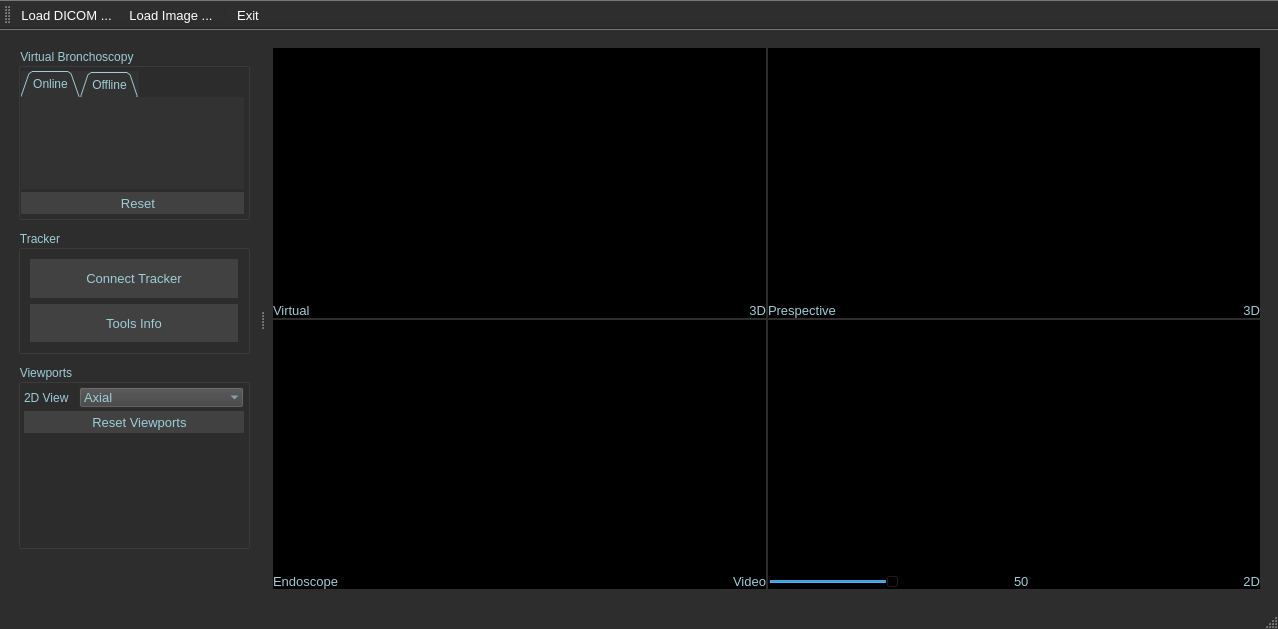
First picture: the form in ui/MainWindow.ui, repository DaneshJoy/bronchoscopy, before the edit.
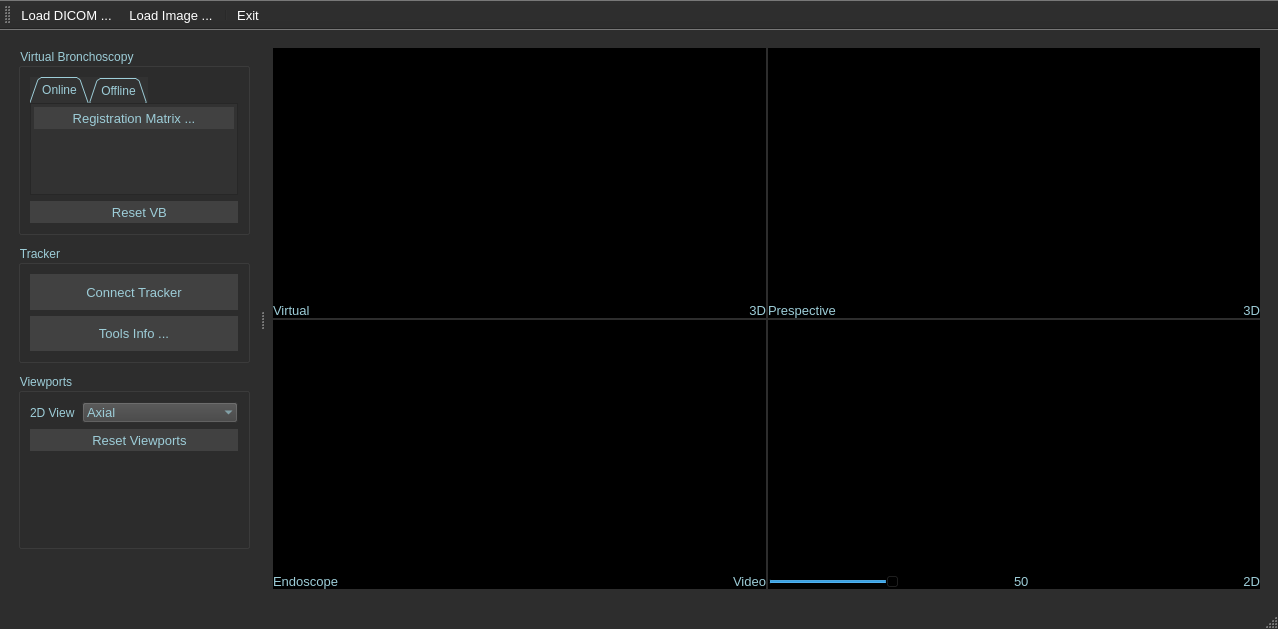
Second picture: the form after the edit. The open tabs and pages were chosen to show the change. Icons and pictures are not drawn.

```diff
--- a/ui/MainWindow.ui
+++ b/ui/MainWindow.ui
@@ -360,19 +360,19 @@
           </property>
           <layout class="QVBoxLayout" name="verticalLayout_2" stretch="0,1">
            <property name="spacing">
-            <number>3</number>
+            <number>6</number>
            </property>
            <property name="leftMargin">
-            <number>0</number>
+            <number>9</number>
            </property>
            <property name="topMargin">
-            <number>3</number>
+            <number>9</number>
            </property>
            <property name="rightMargin">
-            <number>3</number>
+            <number>9</number>
            </property>
            <property name="bottomMargin">
-            <number>3</number>
+            <number>9</number>
            </property>
            <item>
             <widget class="QTabWidget" name="tabWidget">
@@ -416,6 +416,115 @@
               <attribute name="title">
                <string>Online</string>
               </attribute>
+              <layout class="QVBoxLayout" name="verticalLayout_6">
+               <property name="spacing">
+                <number>0</number>
+               </property>
+               <property name="leftMargin">
+                <number>0</number>
+               </property>
+               <property name="topMargin">
+                <number>0</number>
+               </property>
+               <property name="rightMargin">
+                <number>0</number>
+               </property>
+               <property name="bottomMargin">
+                <number>0</number>
+               </property>
+               <item>
+                <widget class="QFrame" name="frame_2">
+                 <property name="frameShape">
+                  <enum>QFrame::StyledPanel</enum>
+                 </property>
+                 <property name="frameShadow">
+                  <enum>QFrame::Raised</enum>
+                 </property>
+                 <layout class="QVBoxLayout" name="verticalLayout_9">
+                  <property name="spacing">
+                   <number>3</number>
+                  </property>
+                  <property name="leftMargin">
+                   <number>3</number>
+                  </property>
+                  <property name="topMargin">
+                   <number>3</number>
+                  </property>
+                  <property name="rightMargin">
+                   <number>3</number>
+                  </property>
+                  <property name="bottomMargin">
+                   <number>3</number>
+                  </property>
+                  <item>
+                   <widget class="QToolButton" name="btn_regMat">
+                    <property name="enabled">
+                     <bool>false</bool>
+                    </property>
+                    <property name="sizePolicy">
+                     <sizepolicy hsizetype="Preferred" vsizetype="Preferred">
+                      <horstretch>0</horstretch>
+                      <verstretch>0</verstretch>
+                     </sizepolicy>
+                    </property>
+                    <property name="font">
+                     <font>
+                      <pointsize>10</pointsize>
+                     </font>
+                    </property>
+                    <property name="cursor">
+                     <cursorShape>PointingHandCursor</cursorShape>
+                    </property>
+                    <property name="layoutDirection">
+                     <enum>Qt::LeftToRight</enum>
+                    </property>
+                    <property name="autoFillBackground">
+                     <bool>false</bool>
+                    </property>
+                    <property name="styleSheet">
+                     <string notr="true">background-color: rgb(65, 65, 65);</string>
+                    </property>
+                    <property name="text">
+                     <string>Registration Matrix ...</string>
+                    </property>
+                    <property name="icon">
+                     <iconset resource="resources.qrc">
+                      <normaloff>:/icon/icons/trajectory.png</normaloff>:/icon/icons/trajectory.png</iconset>
+                    </property>
+                    <property name="iconSize">
+                     <size>
+                      <width>36</width>
+                      <height>36</height>
+                     </size>
+                    </property>
+                    <property name="checkable">
+                     <bool>false</bool>
+                    </property>
+                    <property name="toolButtonStyle">
+                     <enum>Qt::ToolButtonTextBesideIcon</enum>
+                    </property>
+                    <property name="autoRaise">
+                     <bool>true</bool>
+                    </property>
+                   </widget>
+                  </item>
+                  <item>
+                   <spacer name="verticalSpacer_2">
+                    <property name="orientation">
+                     <enum>Qt::Vertical</enum>
+                    </property>
+                    <property name="sizeHint" stdset="0">
+                     <size>
+                      <width>20</width>
+                      <height>40</height>
+                     </size>
+                    </property>
+                   </spacer>
+                  </item>
+                 </layout>
+                </widget>
+               </item>
+              </layout>
              </widget>
              <widget class="QWidget" name="tabWidgetPage2" native="true">
               <attribute name="title">
@@ -787,7 +896,7 @@
               <string notr="true">background-color: rgb(65, 65, 65);</string>
              </property>
              <property name="text">
-              <string>   Reset</string>
+              <string>   Reset VB</string>
              </property>
              <property name="icon">
               <iconset resource="resources.qrc">
@@ -926,7 +1035,7 @@
               <string notr="true">background-color: rgb(65, 65, 65);</string>
              </property>
              <property name="text">
-              <string>Tools Info</string>
+              <string>Tools Info ...</string>
              </property>
              <property name="icon">
               <iconset resource="resources.qrc">
@@ -985,19 +1094,19 @@
           </property>
           <layout class="QVBoxLayout" name="verticalLayout_5" stretch="0,0,0">
            <property name="spacing">
-            <number>3</number>
+            <number>6</number>
            </property>
            <property name="leftMargin">
-            <number>3</number>
+            <number>9</number>
            </property>
            <property name="topMargin">
-            <number>3</number>
+            <number>9</number>
            </property>
            <property name="rightMargin">
-            <number>3</number>
+            <number>9</number>
            </property>
            <property name="bottomMargin">
-            <number>3</number>
+            <number>9</number>
            </property>
            <item>
             <layout class="QHBoxLayout" name="horizontalLayout_11" stretch="1,3">
```
Left out of the diff: 6 changed lines with no effect on the pictures.
